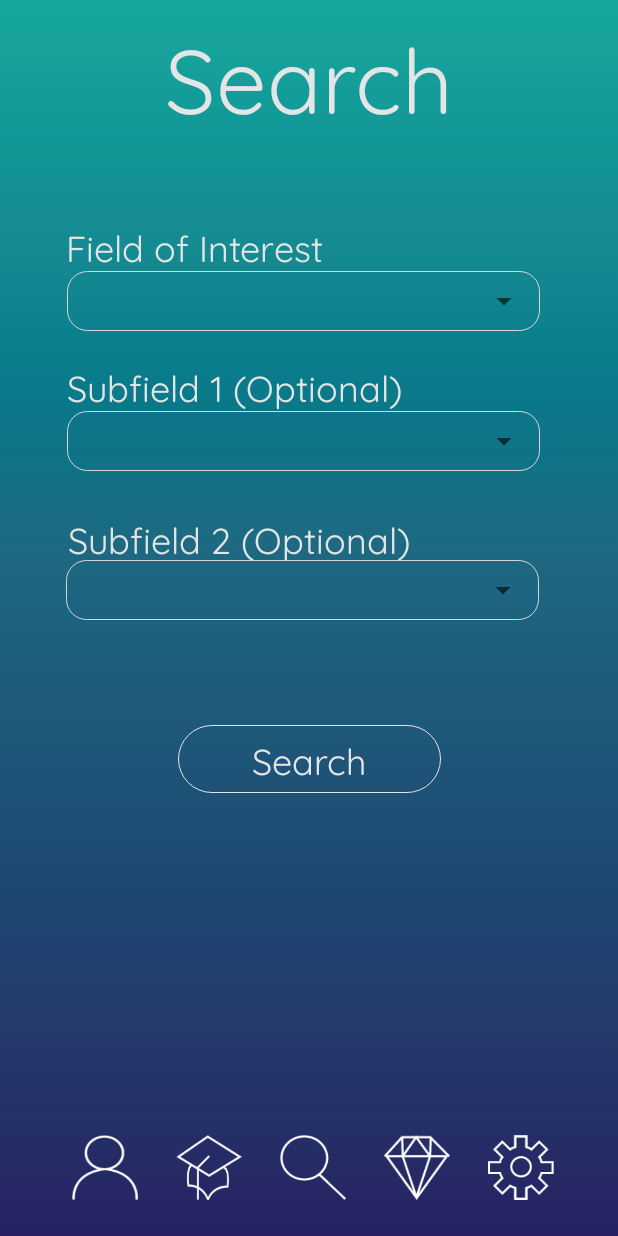
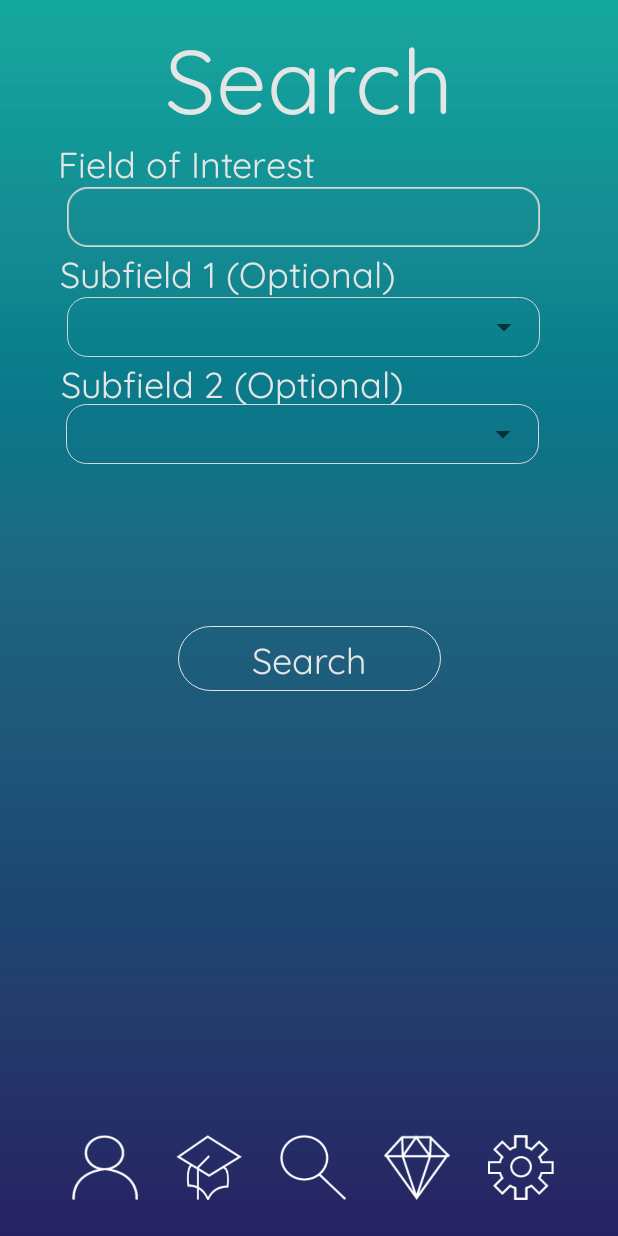
Before and after one commit to dpe7663/Synapse, an Android app: the SearchActivity screen opened directly, with no data from a screen before it, on a phone screen of 412 x 824 dp. Run offline under Robolectric (Android 15) with nearby library versions, the phone set to English and light mode, and no system bars; our stand-ins replace Firebase (no records; nobody signed in at launch, a user with empty details on screens opened directly).

Commit message:
SearchActivity allows user to pick Field of Interest

```diff
--- a/app/src/main/java/com/example/loslolos/synapse/RegisterActivity.java
+++ b/app/src/main/java/com/example/loslolos/synapse/RegisterActivity.java
@@ -37,7 +37,7 @@ import java.util.Map;
 
 public class RegisterActivity extends AppCompatActivity implements View.OnClickListener {
 
-    //initialize variables from the elements in activity_register.xml
+    //initialize variables that will reference the elements in activity_register.xml
     EditText editTextEmail;
     EditText editTextPassword;
     EditText editTextFirstName;
--- a/app/src/main/java/com/example/loslolos/synapse/SearchActivity.java
+++ b/app/src/main/java/com/example/loslolos/synapse/SearchActivity.java
@@ -1,20 +1,79 @@
 package com.example.loslolos.synapse;
 
+import android.app.Activity;
 import android.content.Intent;
 import android.support.v7.app.AppCompatActivity;
 import android.os.Bundle;
 import android.view.View;
+import android.widget.ArrayAdapter;
+import android.widget.AutoCompleteTextView;
 import android.widget.Button;
 
+import com.google.firebase.database.DataSnapshot;
+import com.google.firebase.database.DatabaseError;
+import com.google.firebase.database.DatabaseReference;
+import com.google.firebase.database.FirebaseDatabase;
+import com.google.firebase.database.ValueEventListener;
+
+import java.util.ArrayList;
+import java.util.List;
+
 public class SearchActivity extends AppCompatActivity {
+
+    //Initialize variables that will reference the elements in activity_search.xml
+    AutoCompleteTextView autoFOI;
+
+    //fieldofinterest will hold the user's selection for the Field of Interest that he/she
+    //wants to search
+    public static String fieldofinterest;
+
+    //variable to reference Firebase so we can pull values from it
+    DatabaseReference synapseDatabase;
 
     @Override
     protected void onCreate(Bundle savedInstanceState) {
         super.onCreate(savedInstanceState);
         setContentView(R.layout.activity_search);
 
+        //set the variables equal to the elements in activity_search.xml
+        autoFOI = (AutoCompleteTextView) findViewById(R.id.autoCompleteFOI);
+
         /*Creates the button for the regular SearchActivity Button*/
-        Button searchButton = (Button) findViewById(R.id.searchButton);
+        Button searchButton = (Button) findViewById(R.id.buttonSearch);
+
+        //synapseDatabase is stores a reference of the Firebase database
+        synapseDatabase = FirebaseDatabase.getInstance().getReference();
+
+        //add a value event listener to synapseDatabase. This will allow us to populate
+        //the Field of Interest field with values from Firebase
+        synapseDatabase.child("Fields of Interest").addValueEventListener(new ValueEventListener() {
+            @Override
+            public void onDataChange(DataSnapshot dataSnapshot) {
+                //Initialize a List to hold the table of interests from Firebase
+                final List<String> interests = new ArrayList<String>();
+
+                //This Enhanced For Loop basically says, "For each DataSnapshot data in dataSnapShot,
+                //add the values of the children titled "Name" to the interests list
+                for (DataSnapshot interestSnapshot : dataSnapshot.getChildren()) {
+                    String interestName = interestSnapshot.child("Name").getValue(String.class);
+                    interests.add(interestName);
+                }
+
+                ArrayAdapter<String> interestsAdapter = new ArrayAdapter<String>(SearchActivity.this, android.R.layout.simple_dropdown_item_1line, interests);
+                interestsAdapter.setDropDownViewResource(android.R.layout.simple_spinner_dropdown_item);
+
+                //These next lines add the list of interests from Firebase into each variable
+                autoFOI.setAdapter(interestsAdapter);
+
+                //set String variable fieldofinterest equal to what the user selected for the Field of Interest
+                fieldofinterest = autoFOI.getText().toString().trim();
+            }
+
+            @Override
+            public void onCancelled(DatabaseError databaseError) {
+
+            }
+        });
 
         /*Creates action listener for the regular search button*/
         searchButton.setOnClickListener(new View.OnClickListener() {
--- a/app/src/main/java/com/example/loslolos/synapse/SearchResultsActivity.java
+++ b/app/src/main/java/com/example/loslolos/synapse/SearchResultsActivity.java
@@ -1,9 +1,11 @@
 package com.example.loslolos.synapse;
 
 import android.content.Intent;
+import android.content.ServiceConnection;
 import android.support.v7.app.AppCompatActivity;
 import android.os.Bundle;
 import android.view.View;
+import android.widget.AutoCompleteTextView;
 import android.widget.Button;
 
 public class SearchResultsActivity extends AppCompatActivity {
--- a/app/src/main/java/com/example/loslolos/synapse/UserProfileActivity.java
+++ b/app/src/main/java/com/example/loslolos/synapse/UserProfileActivity.java
@@ -7,7 +7,6 @@ import android.view.View;
 import android.widget.Button;
 import android.widget.ImageButton;
 import android.widget.TextView;
-import android.widget.Toast;
 
 import com.google.firebase.auth.FirebaseAuth;
 import com.google.firebase.auth.FirebaseUser;
@@ -110,11 +109,8 @@ public class UserProfileActivity extends AppCompatActivity {
 
             }
 
-            //If there's a problem, a notification pops up
             @Override
             public void onCancelled(DatabaseError databaseError) {
-
-                Toast.makeText(getApplicationContext(), "Uh oh! Something bad happened. Sorry.", Toast.LENGTH_SHORT).show();
 
             }
         });
--- a/app/src/main/res/layout/activity_search.xml
+++ b/app/src/main/res/layout/activity_search.xml
@@ -26,9 +26,9 @@
         android:id="@+id/fieldOfInterestTextView"
         android:layout_width="wrap_content"
         android:layout_height="wrap_content"
-        android:layout_marginEnd="8dp"
-        android:layout_marginStart="8dp"
-        android:layout_marginTop="56dp"
+        android:layout_alignParentBottom="true"
+        android:layout_alignParentLeft="true"
+        android:layout_alignParentStart="true"
         android:fontFamily="@font/quicksand"
         android:text="Field of Interest"
         android:textColor="#E4E5E5"
@@ -50,22 +50,23 @@
         app:layout_constraintStart_toStartOf="parent"
         app:layout_constraintTop_toBottomOf="@+id/fieldOfInterestTextView">
 
-        <Spinner
-            android:id="@+id/fieldOfInterestSpinner"
+        <AutoCompleteTextView
+            android:id="@+id/autoCompleteFOI"
+            style="@style/RegularText"
             android:layout_width="315dp"
             android:layout_height="40dp"
             android:layout_alignParentLeft="true"
             android:layout_alignParentStart="true"
-            android:layout_alignParentTop="true" />
+            android:background="@drawable/input_border" />
+        <!--android:layout_above="subfield1Spinner"-->
+
     </RelativeLayout>
 
     <TextView
         android:id="@+id/subfield1TextView"
         android:layout_width="wrap_content"
         android:layout_height="wrap_content"
-        android:layout_marginEnd="8dp"
-        android:layout_marginStart="8dp"
-        android:layout_marginTop="20dp"
+        android:layout_alignParentLeft="true"
         android:fontFamily="@font/quicksand"
         android:text="Subfield 1 (Optional)"
         android:textColor="#E4E5E5"
@@ -73,7 +74,9 @@
         app:layout_constraintEnd_toEndOf="parent"
         app:layout_constraintHorizontal_bias="0.213"
         app:layout_constraintStart_toStartOf="parent"
-        app:layout_constraintTop_toBottomOf="@+id/fieldOfInterestRelativeLayout" />
+        app:layout_constraintTop_toBottomOf="@+id/fieldOfInterestRelativeLayout"
+        android:layout_alignParentStart="true" />
+    <!--android:layout_above="autoCompleteFOI1"-->
 
     <RelativeLayout
         android:id="@+id/subfield1RelativeLayout"
@@ -90,17 +93,15 @@
             android:layout_width="315dp"
             android:layout_height="40dp"
             android:layout_alignParentLeft="true"
-            android:layout_alignParentStart="true"
-            android:layout_alignParentTop="true" />
+            android:layout_alignParentStart="true" />
+        <!--android:layout_above="fieldOfInterestTextView"-->
     </RelativeLayout>
 
     <TextView
         android:id="@+id/subfield2TextView"
         android:layout_width="wrap_content"
         android:layout_height="31dp"
-        android:layout_marginEnd="8dp"
-        android:layout_marginStart="8dp"
-        android:layout_marginTop="28dp"
+        android:layout_alignParentLeft="true"
         android:fontFamily="@font/quicksand"
         android:text="Subfield 2 (Optional)"
         android:textColor="#E4E5E5"
@@ -108,7 +109,9 @@
         app:layout_constraintEnd_toEndOf="parent"
         app:layout_constraintHorizontal_bias="0.221"
         app:layout_constraintStart_toStartOf="parent"
-        app:layout_constraintTop_toBottomOf="@+id/subfield1RelativeLayout" />
+        app:layout_constraintTop_toBottomOf="@+id/subfield1RelativeLayout"
+        android:layout_alignParentStart="true" />
+    <!--android:layout_above="subfield1TextView"-->
 
     <RelativeLayout
         android:id="@+id/subfield2RelativeLayout"
@@ -127,28 +130,33 @@
             android:layout_width="315dp"
             android:layout_height="40dp"
             android:layout_alignParentLeft="true"
-            android:layout_alignParentStart="true"
-            android:layout_alignParentTop="true" />
+            android:layout_alignParentStart="true" />
+        <!--android:layout_above="subfield2TextView"-->
     </RelativeLayout>
 
     <Button
-        android:id="@+id/searchButton"
+        android:id="@+id/buttonSearch"
         android:layout_width="175dp"
-        android:layout_height="45dp"
-        android:layout_marginEnd="8dp"
-        android:layout_marginStart="8dp"
-        android:layout_marginTop="70dp"
+        android:layout_height="43dp"
+        android:layout_alignParentTop="true"
+        android:layout_centerHorizontal="true"
+        android:layout_marginBottom="8dp"
+        android:layout_marginTop="60dp"
         android:background="@drawable/button_border_1"
         android:fontFamily="@font/quicksand"
         android:text="Search"
         android:textAllCaps="false"
         android:textColor="#E4E5E5"
         android:textSize="24sp"
+        app:layout_constraintBottom_toTopOf="@+id/linearLayout2"
         app:layout_constraintEnd_toEndOf="parent"
+        app:layout_constraintHorizontal_bias="0.502"
         app:layout_constraintStart_toStartOf="parent"
-        app:layout_constraintTop_toBottomOf="@+id/subfield2RelativeLayout" />
+        app:layout_constraintTop_toBottomOf="@+id/subfield2RelativeLayout"
+        app:layout_constraintVertical_bias="0.147" />
 
     <LinearLayout
+        android:id="@+id/linearLayout2"
         android:layout_width="match_parent"
         android:layout_height="wrap_content"
         android:layout_marginBottom="16dp"
@@ -165,75 +173,75 @@
             android:layout_width="44dp"
             android:layout_height="43dp"
             android:layout_marginBottom="8dp"
+            android:layout_marginLeft="32dp"
             android:layout_marginStart="32dp"
             android:layout_marginTop="8dp"
             android:background="@drawable/profile_button"
             app:layout_constraintBottom_toBottomOf="parent"
             app:layout_constraintStart_toStartOf="parent"
-            app:layout_constraintTop_toBottomOf="@+id/searchButton" />
+            app:layout_constraintTop_toBottomOf="@+id/buttonSearch" />
 
         <Space
             android:layout_width="0dp"
             android:layout_height="1dp"
-            android:layout_weight="1">
-        </Space>
+            android:layout_weight="1"/>
 
         <Button
             android:id="@+id/researchButton"
             android:layout_width="44dp"
             android:layout_height="43dp"
             android:layout_marginBottom="8dp"
+            android:layout_marginLeft="25dp"
             android:layout_marginStart="25dp"
             android:layout_marginTop="8dp"
             android:background="@drawable/research_button"
             app:layout_constraintBottom_toBottomOf="parent"
             app:layout_constraintStart_toEndOf="@+id/profileButton"
-            app:layout_constraintTop_toBottomOf="@+id/searchButton"
+            app:layout_constraintTop_toBottomOf="@+id/buttonSearch"
             app:layout_constraintVertical_bias="0.515" />
 
         <Space
             android:layout_width="0dp"
             android:layout_height="1dp"
-            android:layout_weight="1">
-        </Space>
+            android:layout_weight="1"/>
 
         <Button
             android:id="@+id/search2Button"
             android:layout_width="44dp"
             android:layout_height="43dp"
             android:layout_marginBottom="8dp"
+            android:layout_marginLeft="25dp"
             android:layout_marginStart="25dp"
             android:layout_marginTop="8dp"
             android:background="@drawable/search_button"
             app:layout_constraintBottom_toBottomOf="parent"
             app:layout_constraintStart_toEndOf="@+id/researchButton"
-            app:layout_constraintTop_toBottomOf="@+id/searchButton"
+            app:layout_constraintTop_toBottomOf="@+id/buttonSearch"
             app:layout_constraintVertical_bias="0.515" />
 
         <Space
             android:layout_width="0dp"
             android:layout_height="1dp"
-            android:layout_weight="1">
-        </Space>
+            android:layout_weight="1"/>
 
         <Button
             android:id="@+id/favoritesButton"
             android:layout_width="44dp"
             android:layout_height="43dp"
             android:layout_marginBottom="8dp"
+            android:layout_marginLeft="25dp"
             android:layout_marginStart="25dp"
             android:layout_marginTop="8dp"
             android:background="@drawable/favorites_button"
             app:layout_constraintBottom_toBottomOf="parent"
             app:layout_constraintStart_toEndOf="@+id/search2Button"
-            app:layout_constraintTop_toBottomOf="@+id/searchButton"
+            app:layout_constraintTop_toBottomOf="@+id/buttonSearch"
             app:layout_constraintVertical_bias="0.515" />
 
         <Space
             android:layout_width="0dp"
             android:layout_height="1dp"
-            android:layout_weight="1">
-        </Space>
+            android:layout_weight="1"/>
 
         <Button
             android:id="@+id/settingsButton"
@@ -241,6 +249,8 @@
             android:layout_height="43dp"
             android:layout_marginBottom="8dp"
             android:layout_marginEnd="32dp"
+            android:layout_marginLeft="25dp"
+            android:layout_marginRight="32dp"
             android:layout_marginStart="25dp"
             android:layout_marginTop="8dp"
             android:background="@drawable/settings_button"
@@ -248,13 +258,12 @@
             app:layout_constraintEnd_toEndOf="parent"
             app:layout_constraintHorizontal_bias="0.0"
             app:layout_constraintStart_toEndOf="@+id/favoritesButton"
-            app:layout_constraintTop_toBottomOf="@+id/searchButton"
+            app:layout_constraintTop_toBottomOf="@+id/buttonSearch"
             app:layout_constraintVertical_bias="0.515" />
 
         <Space
             android:layout_width="0dp"
             android:layout_height="1dp"
-            android:layout_weight="1">
-        </Space>
+            android:layout_weight="1"/>
     </LinearLayout>
 </android.support.constraint.ConstraintLayout>
```
Also changed, not shown: app/src/main/res/layout/activity_recent_news.xml (+21 -12 lines), app/src/main/res/layout/activity_research_background.xml (+18 -10 lines), app/src/main/res/layout/activity_search_results.xml (+37 -39 lines).
